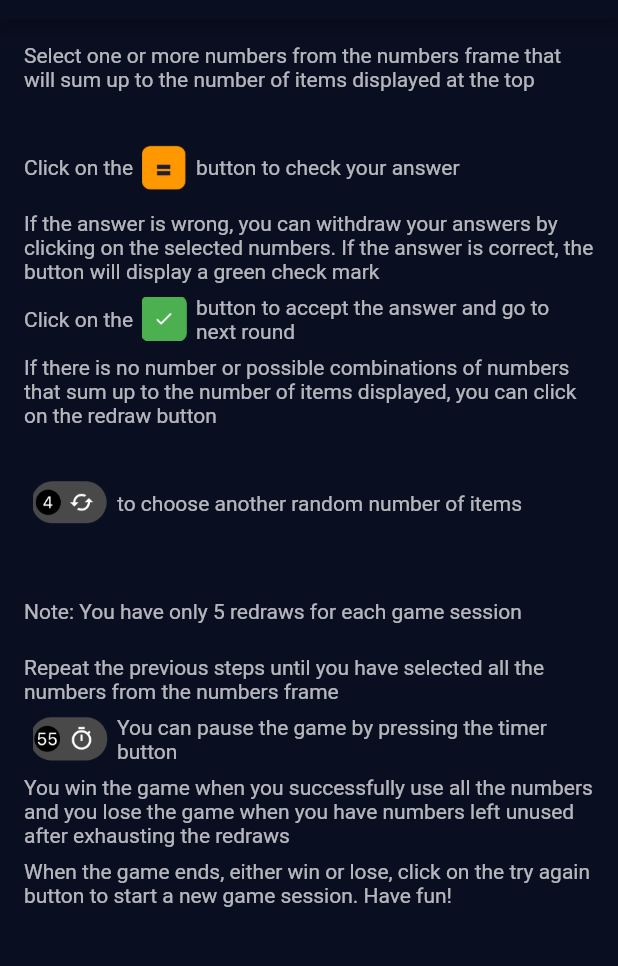
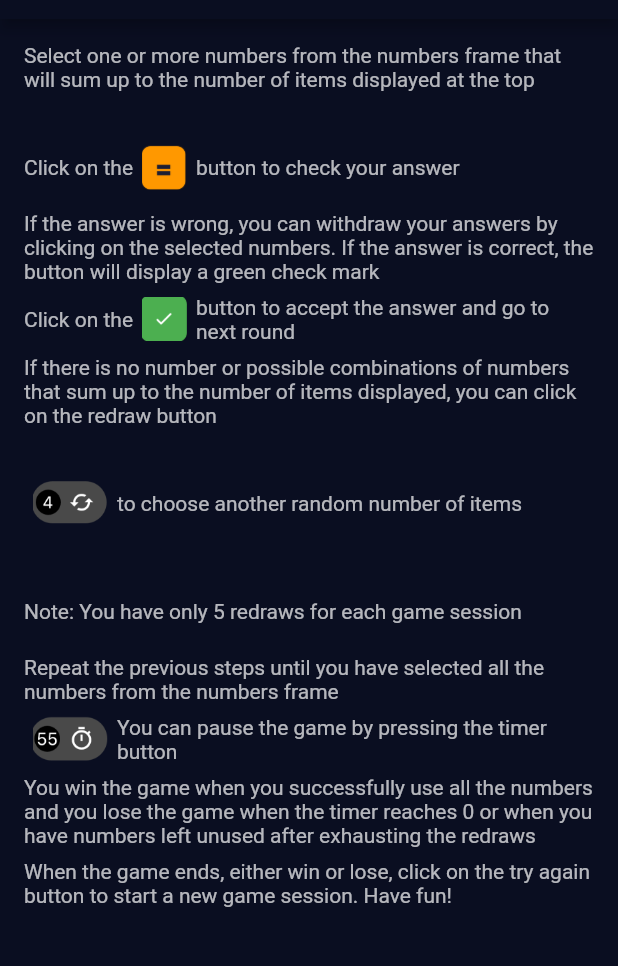
Before and after one commit to solnsumei/mathskills, a Flutter app: the HelpPage screen opened by its route, on a phone screen of 412 x 824 dp, the part 65-1031 px from its top. Run offline on Flutter 3.47's test engine with Material 2 defaults, Android fonts, the phone set to English and light mode, and no system bars.

Commit message:
Update instructions to include timer countdown

```diff
--- a/lib/src/core/utils/constants.dart
+++ b/lib/src/core/utils/constants.dart
@@ -14,7 +14,7 @@ const List<String> INSTRUCTIONS = [
   "Repeat the previous steps until you have selected all the numbers from the numbers frame",
   "You can pause the game by pressing the timer button",
   "images/timer.png",
-  "You win the game when you successfully use all the numbers and you lose the game when you have numbers left unused after exhausting the redraws",
+  "You win the game when you successfully use all the numbers and you lose the game when the timer reaches 0 or when you have numbers left unused after exhausting the redraws",
   "When the game ends, either win or lose, click on the try again button to start a new game session. Have fun!"
 ];
 
```
